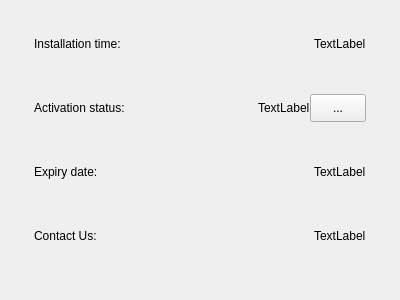
openeuler-mirror/kiran-control-panel, file src/pages/license-information/license-information.ui: the form before one commit.
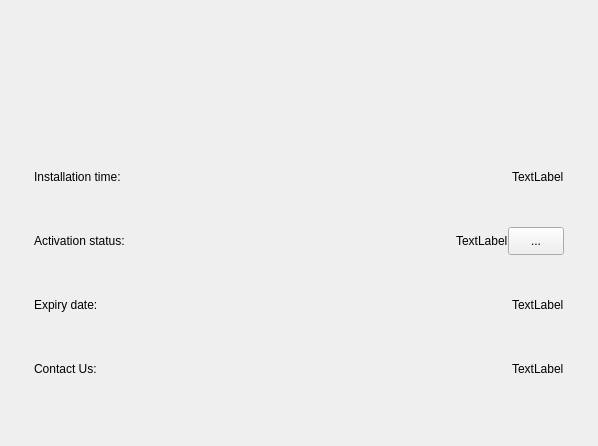
The form after the commit.

Commit message:
fix(*):adjust the directory structure,compile the license code separately and add option of diasable system and hardware info
- 调整目录结构，将授权代码分开编译，添加不显示系统软硬件信息的编译选项

Relates #50328

```diff
--- a/src/pages/license-information/license-information.ui
+++ b/src/pages/license-information/license-information.ui
@@ -6,30 +6,64 @@
    <rect>
     <x>0</x>
     <y>0</y>
-    <width>400</width>
-    <height>300</height>
+    <width>598</width>
+    <height>446</height>
    </rect>
   </property>
   <property name="windowTitle">
    <string>Form</string>
   </property>
-  <layout class="QVBoxLayout" name="verticalLayout">
+  <layout class="QVBoxLayout" name="verticalLayout_2">
    <property name="spacing">
-    <number>24</number>
+    <number>0</number>
    </property>
    <property name="leftMargin">
-    <number>24</number>
+    <number>0</number>
    </property>
    <property name="topMargin">
-    <number>24</number>
+    <number>0</number>
    </property>
    <property name="rightMargin">
-    <number>24</number>
+    <number>0</number>
    </property>
    <property name="bottomMargin">
     <number>40</number>
    </property>
    <item>
+    <widget class="QWidget" name="widget_logo" native="true">
+     <property name="minimumSize">
+      <size>
+       <width>0</width>
+       <height>157</height>
+      </size>
+     </property>
+     <property name="maximumSize">
+      <size>
+       <width>16777215</width>
+       <height>157</height>
+      </size>
+     </property>
+    </widget>
+   </item>
+   <item>
+    <widget class="QWidget" name="widget_content" native="true">
+     <layout class="QVBoxLayout" name="verticalLayout">
+      <property name="spacing">
+       <number>24</number>
+      </property>
+      <property name="leftMargin">
+       <number>24</number>
+      </property>
+      <property name="topMargin">
+       <number>0</number>
+      </property>
+      <property name="rightMargin">
+       <number>24</number>
+      </property>
+      <property name="bottomMargin">
+       <number>0</number>
+      </property>
+      <item>
     <widget class="QWidget" name="widget_install_time" native="true">
      <property name="minimumSize">
       <size>
@@ -283,6 +317,9 @@
         <property name="text">
          <string>TextLabel</string>
         </property>
+          </widget>
+         </item>
+        </layout>
        </widget>
       </item>
      </layout>
```
Lines whose indentation alone changed are shown as unchanged. The commit also changes 31 other files.
